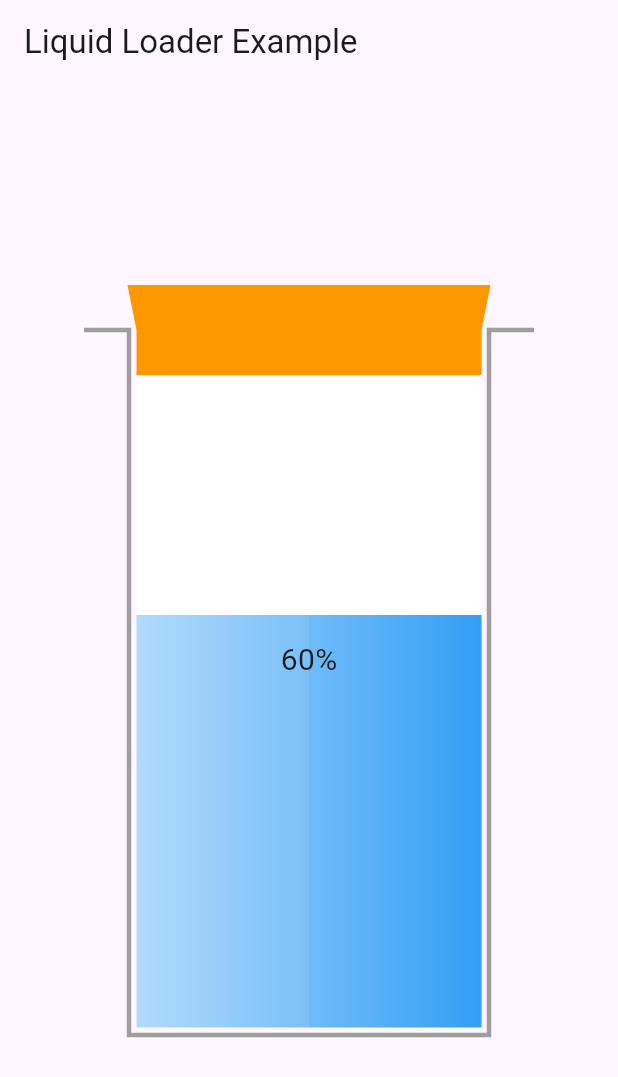
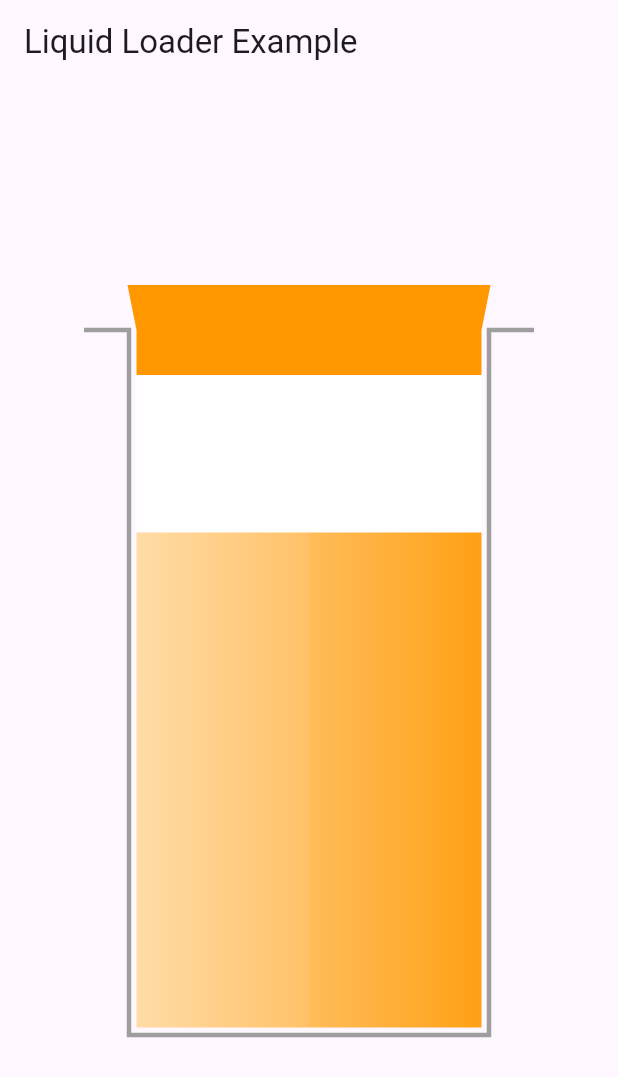
Before and after one commit to mfarooqone/liquid_loader, a Flutter app: the screen it shows after launch, on a phone screen of 412 x 824 dp. Shown: the top 1077 px of the screen. Run offline on Flutter 3.47's test engine with Material 3 defaults, Android fonts, the phone set to English and light mode, and no system bars; drawn by our look-alikes of auto_size_text; missing offline and left inert: path_parsing.

Commit message:
WIP CHANGELOG

```diff
--- a/example/lib/main.dart
+++ b/example/lib/main.dart
@@ -21,14 +21,16 @@ class MyApp extends StatelessWidget {
           child: LiquidLoader(
             width: 300,
             height: 500,
-            liquidColor: Colors.blue,
+            liquidColor: Colors.orange,
             borderColor: Colors.grey,
             capColor: Colors.orange,
-            liquidLevel: 0.6,
-            text: "60%",
-            textStyle: TextStyle(),
+            liquidLevel: 0.7,
+            // text: "70%",
+            textStyle: TextStyle(
+              fontWeight: FontWeight.bold,
+            ),
             shape: Shape.rectangle,
-            hideCap: true,
+            hideCap: false,
           ),
         ),
       ),
```
Also changed, not shown: example/assets/circle.gif (added), example/assets/rectangle.gif (added), example/assets/triangle.gif (added).
